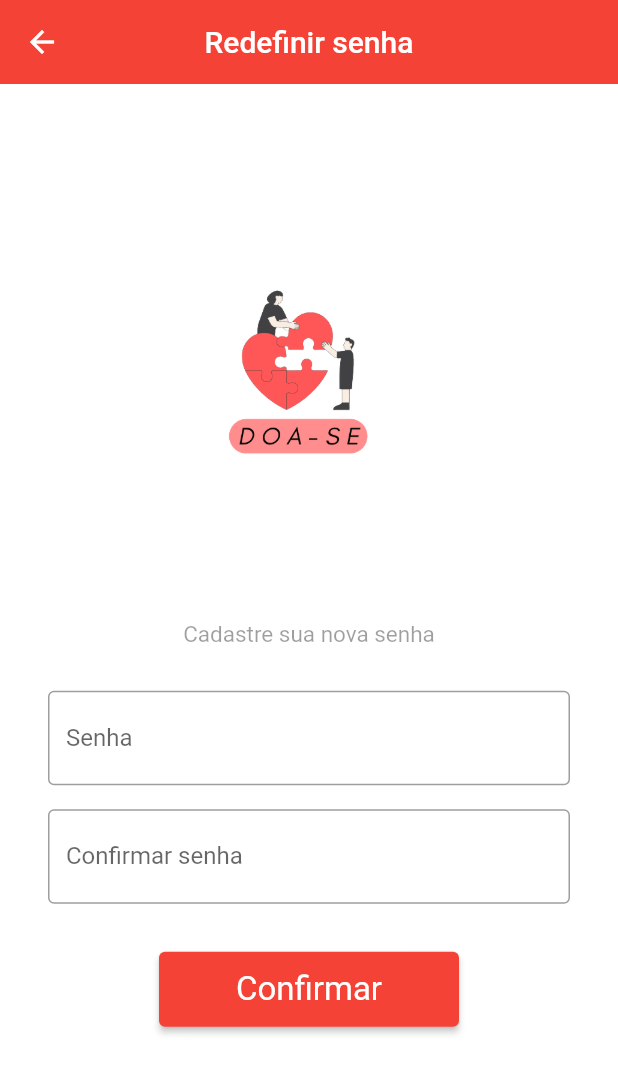
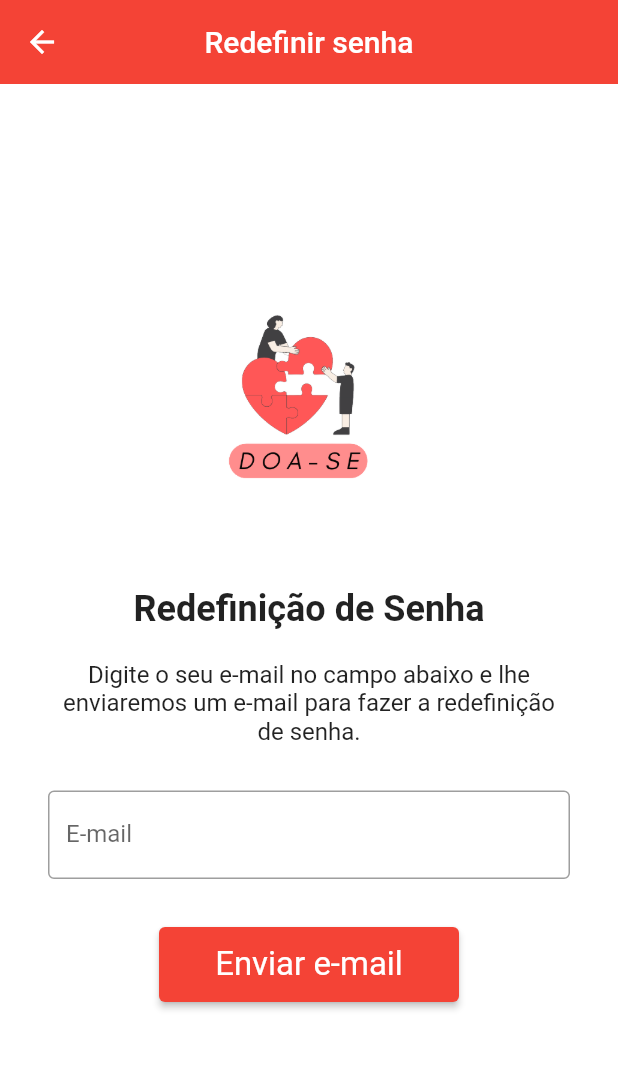
Before and after one commit to Wuelliton96/doa_se_App, a Flutter app: the RedefinirSenha screen opened directly, on a phone screen of 412 x 824 dp. Shown: the top 1074 px of the screen. Run offline on Flutter 3.47's test engine with Material 2 defaults, Android fonts, the phone set to English and light mode, and no system bars; our stand-ins replace brasil_fields, cloud_firestore, firebase_auth, firebase_core, firebase_storage, form_field_validator and 2 more; accounts and stored records are empty.

Commit message:
fix: 📧 Correção para envio de e-mail

```diff
--- a/lib/screens/login_usuario.dart
+++ b/lib/screens/login_usuario.dart
@@ -100,8 +100,7 @@ class _LoginState extends State<Login> {
                             textStyle: const TextStyle(
                               fontSize: 15,
                             ),
-                          foregroundColor: Colors.black
-                        ),
+                            foregroundColor: Colors.black),
                         onPressed: () => Navigator.push(
                             context,
                             MaterialPageRoute(
@@ -113,8 +112,7 @@ class _LoginState extends State<Login> {
                             textStyle: const TextStyle(
                               fontSize: 15,
                             ),
-                          foregroundColor: Colors.black
-                        ),
+                            foregroundColor: Colors.black),
                         onPressed: () => Navigator.push(
                             context,
                             MaterialPageRoute(
--- a/lib/screens/redefinir_senha.dart
+++ b/lib/screens/redefinir_senha.dart
@@ -1,7 +1,6 @@
 import 'package:flutter/material.dart';
-import 'package:doa_se_app/componentes/decoration_labeText.dart';
-import 'package:doa_se_app/services/autenticacao_servico.dart';
-
+import 'package:firebase_auth/firebase_auth.dart';
+import 'package:doa_se_app/screens/login_usuario.dart';
 
 class RedefinirSenha extends StatefulWidget {
   const RedefinirSenha({Key? key}) : super(key: key);
@@ -12,16 +11,43 @@ class RedefinirSenha extends StatefulWidget {
 
 class _RedefinirSenhaState extends State<RedefinirSenha> {
   final _formKey = GlobalKey<FormState>();
-  final AutenticacaoServico _autenticacaoServico = AutenticacaoServico();
+  final FirebaseAuth _auth = FirebaseAuth.instance;
 
-  final TextEditingController _senhaController = TextEditingController();
-  final TextEditingController _confirmarSenhaController = TextEditingController();
+  final TextEditingController _emailController = TextEditingController();
 
   @override
   void dispose() {
-    _senhaController.dispose();
-    _confirmarSenhaController.dispose();
+    _emailController.dispose();
     super.dispose();
+  }
+
+  Future<void> _resetPassword(String email) async {
+    try {
+      await _auth.sendPasswordResetEmail(email: email);
+      // Envio de e-mail bem-sucedido
+      print('E-mail de redefinição de senha enviado para $email');
+
+      // Exibe uma mensagem para o usuário
+      ScaffoldMessenger.of(context).showSnackBar(
+        SnackBar(
+          content: Text(
+            'E-mail de redefinição de senha enviado para $email',
+          ),
+          duration: const Duration(seconds: 3),
+        ),
+      );
+
+      // Redireciona para a tela de login após enviar o e-mail de redefinição
+      Navigator.pushReplacement(
+        context,
+        MaterialPageRoute(
+          builder: (context) => const Login(),
+        ),
+      );
+    } catch (e) {
+      // Lidar com erros de envio de e-mail
+      print('Erro ao enviar e-mail de redefinição: $e');
+    }
   }
 
   @override
@@ -33,9 +59,7 @@ class _RedefinirSenhaState extends State<RedefinirSenha> {
         elevation: 0,
       ),
       backgroundColor: Colors.white,
-      body: Stack(
-        children: [
-          Padding(
+      body: Padding(
         padding: const EdgeInsets.all(32.0),
         child: Form(
           key: _formKey,
@@ -47,57 +71,32 @@ class _RedefinirSenhaState extends State<RedefinirSenha> {
                 children: [
                   Image.asset("assets/doa-se.png", height: 200, width: 200),
                   const SizedBox(
-                        height: 50,
+                    height: 20,
                   ),
-                      SizedBox(
-                        height: 35,
-                        child: TextButton(
-                          style: TextButton.styleFrom(
-                            textStyle: const TextStyle(
-                              fontSize: 15,
-                            ),
-                            foregroundColor: Colors.black,
-                          ),
-                          onPressed: null,
-                          child: const Text("Cadastre sua nova senha"),
+                  const Text(
+                    'Redefinição de Senha',
+                    style: TextStyle(
+                      fontSize: 24,
+                      fontWeight: FontWeight.bold,
                     ),
                   ),
-                      const SizedBox(height: 20,),
+                  const SizedBox(height: 20),
+                  const Text(
+                    'Digite o seu e-mail no campo abaixo e lhe enviaremos um e-mail para fazer a redefinição de senha.',
+                    textAlign: TextAlign.center,
+                    style: TextStyle(fontSize: 16),
+                  ),
+                  const SizedBox(height: 30),
                   TextFormField(
-                        controller: _senhaController,
-                        keyboardType: TextInputType.text,
-                        decoration: getDecorationLabelText("", "Senha"),
-                        obscureText: true,
+                    controller: _emailController,
+                    keyboardType: TextInputType.emailAddress,
+                    decoration: const InputDecoration(
+                      labelText: 'E-mail',
+                      border: OutlineInputBorder(),
+                    ),
                     validator: (String? value) {
-                          if (value == null) {
-                            // Condicional que não pode ser apagado
-                            return "";
-                          }
-                          if (value.isEmpty) {
-                            return "Digite sua senha!";
-                          }
-                          if (value.length < 5) {
-                            return "A senha é muito curta";
-                          }
-                          return null;
-                        },
-                      ),
-                      const SizedBox(height: 16),
-                      TextFormField(
-                        controller: _senhaController,
-                        keyboardType: TextInputType.text,
-                        decoration: getDecorationLabelText("", "Confirmar senha"),
-                        obscureText: true,
-                        validator: (String? value) {
-                          if (value == null) {
-                            // Condicional que não pode ser apagado
-                            return "";
-                          }
-                          if (value.isEmpty) {
-                            return "Digite sua senha!";
-                          }
-                          if (value.length < 5) {
-                            return "A senha é muito curta";
+                      if (value == null || value.isEmpty) {
+                        return 'Digite seu e-mail!';
                       }
                       return null;
                     },
@@ -110,8 +109,13 @@ class _RedefinirSenhaState extends State<RedefinirSenha> {
                       backgroundColor: Colors.red,
                       foregroundColor: Colors.white,
                     ),
-                        onPressed: () => botaoConfirmarClicado(),
-                        child: const Text("Confirmar"),
+                    onPressed: () {
+                      if (_formKey.currentState!.validate()) {
+                        // Se o formulário for válido, chama a função para redefinir a senha
+                        _resetPassword(_emailController.text.trim());
+                      }
+                    },
+                    child: const Text("Enviar e-mail"),
                   ),
                   const SizedBox(height: 40),
                 ],
@@ -120,19 +124,6 @@ class _RedefinirSenhaState extends State<RedefinirSenha> {
           ),
         ),
       ),
-        ],
-      ),
     );
   }
-
-  botaoConfirmarClicado() {
-    String senha = _senhaController.text;
-    String confirmarSenha = _confirmarSenhaController.text;
-
-    if (_formKey.currentState!.validate()) {
-      if (senha == confirmarSenha) {
-
 }
-    }
-  }
-}
```
Lines whose indentation alone changed are shown as unchanged.
